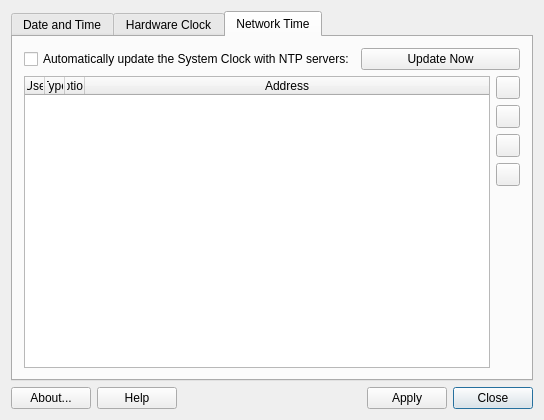
Qt form datetime.ui (MX-Linux/mx-datetime) before a commit.
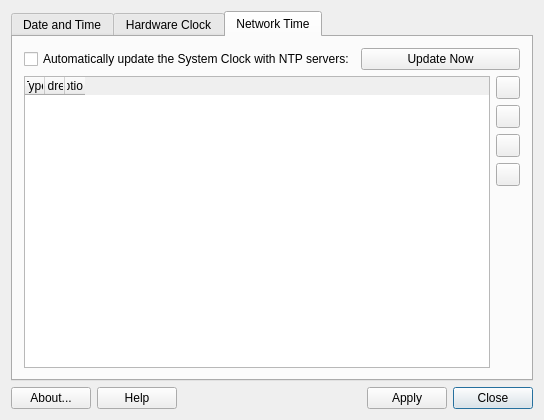
The same form after that commit. The open tabs and pages were chosen to show the change. Icons and pictures are not drawn. Custom widgets are drawn as their Qt base class.

Commit message: NTP Server table columns reordered. Validate before syncing or saving.

The edit to the form file:
```diff
--- a/datetime.ui
+++ b/datetime.ui
@@ -462,29 +462,24 @@
          <attribute name="horizontalHeaderMinimumSectionSize">
           <number>10</number>
          </attribute>
-         <attribute name="horizontalHeaderStretchLastSection">
-          <bool>true</bool>
+         <attribute name="verticalHeaderVisible">
+          <bool>false</bool>
          </attribute>
-         <column>
-          <property name="text">
-           <string>Use</string>
-          </property>
-         </column>
          <column>
           <property name="text">
            <string>Type</string>
           </property>
          </column>
-         <column>
-          <property name="text">
-           <string>Options</string>
-          </property>
-         </column>
          <column>
           <property name="text">
            <string>Address</string>
           </property>
          </column>
+         <column>
+          <property name="text">
+           <string>Options</string>
+          </property>
+         </column>
         </widget>
        </item>
       </layout>
```
The commit also changes 2 other files.
